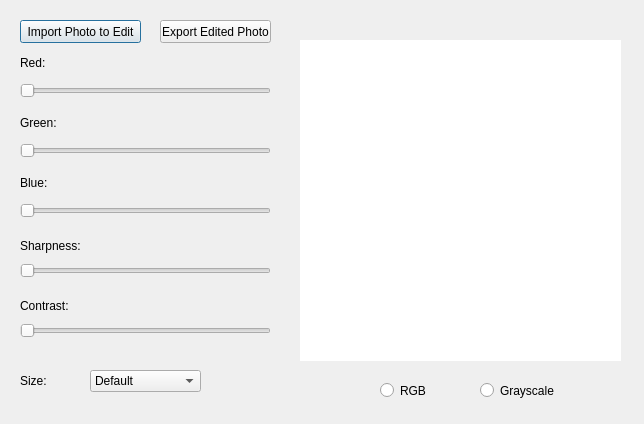
This is app.ui in Claire-Hough/CS4650-DIP-backend as Qt 5 draws it before an edit. The edited form follows.
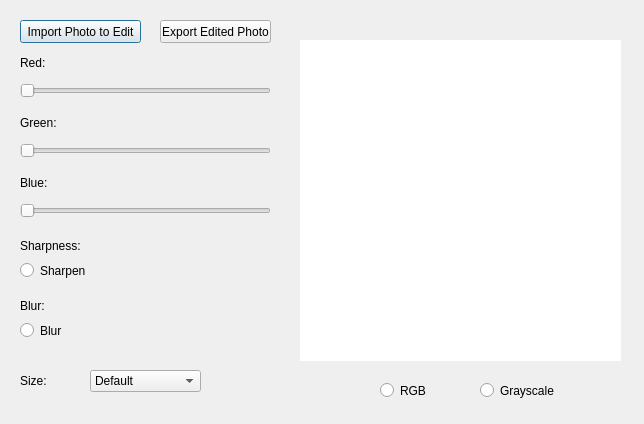
This is the edited form.

```diff
--- a/app.ui
+++ b/app.ui
@@ -151,30 +151,36 @@
     <enum>Qt::Horizontal</enum>
    </property>
   </widget>
-  <widget class="QSlider" name="sharpSlide">
+    <widget class="QRadioButton" name="sharpSlide">
    <property name="geometry">
     <rect>
      <x>20</x>
      <y>260</y>
-     <width>251</width>
-     <height>22</height>
+     <width>82</width>
+     <height>21</height>
     </rect>
    </property>
-   <property name="orientation">
-    <enum>Qt::Horizontal</enum>
+   <property name="styleSheet">
+    <string notr="true">font: 12pt &quot;MS Shell Dlg 2&quot;;</string>
+   </property>
+   <property name="text">
+    <string>Sharpen</string>
    </property>
   </widget>
-  <widget class="QSlider" name="contrastSlide">
+  <widget class="QRadioButton" name="blurSlide">
    <property name="geometry">
     <rect>
      <x>20</x>
      <y>320</y>
-     <width>251</width>
-     <height>22</height>
+     <width>82</width>
+     <height>21</height>
     </rect>
    </property>
-   <property name="orientation">
-    <enum>Qt::Horizontal</enum>
+   <property name="styleSheet">
+    <string notr="true">font: 12pt &quot;MS Shell Dlg 2&quot;;</string>
+   </property>
+   <property name="text">
+    <string>Blur</string>
    </property>
   </widget>
   <widget class="QComboBox" name="sizeBox">
@@ -274,7 +280,7 @@
     <string notr="true">font: 12pt &quot;MS Shell Dlg 2&quot;;</string>
    </property>
    <property name="text">
-    <string>Contrast:</string>
+    <string>Blur:</string>
    </property>
   </widget>
   <widget class="QLabel" name="sizeLabel">
```
Left out of the diff: 2 changed lines with no effect on the pictures.
